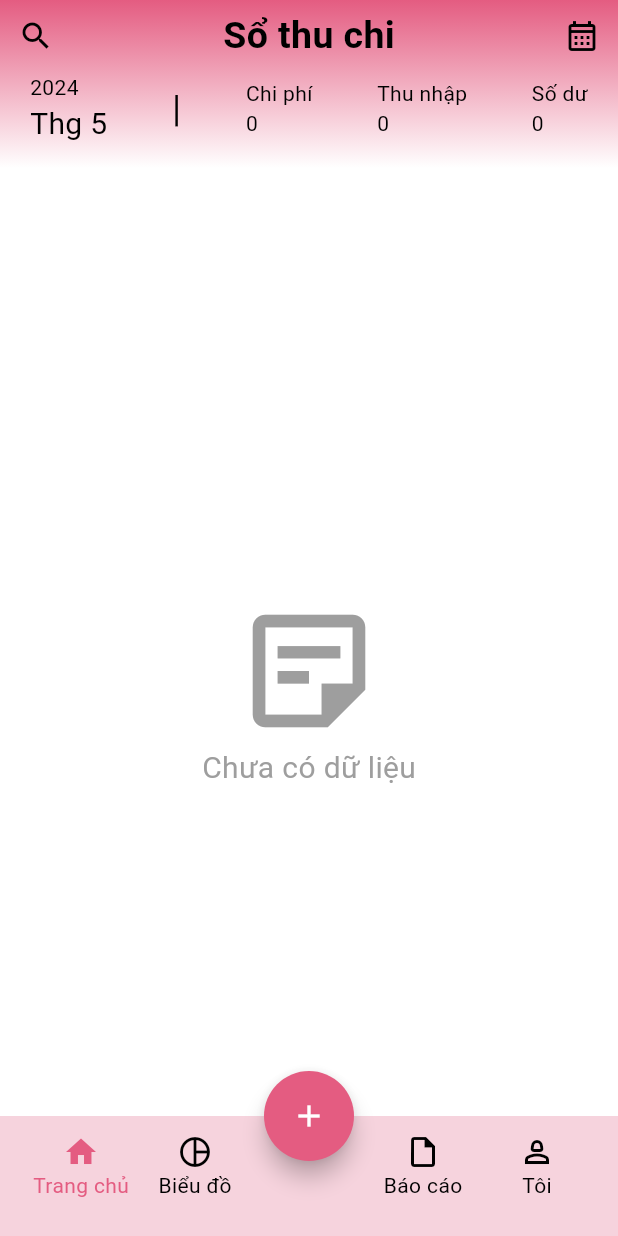
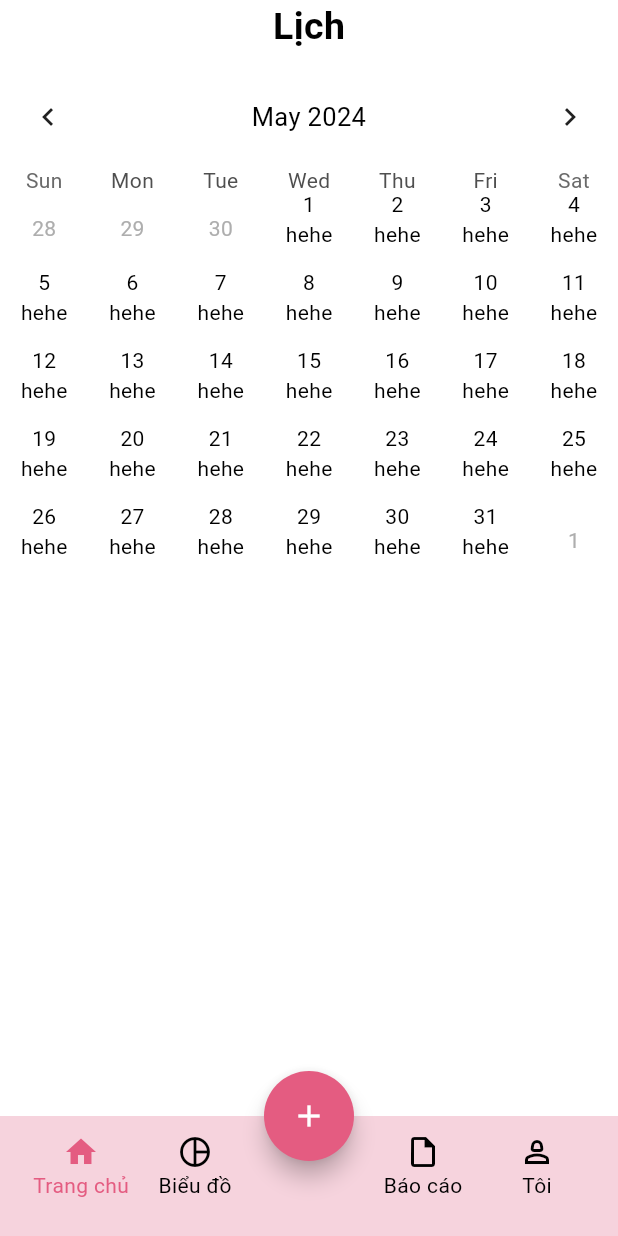
Before and after one commit to hunglydev/money_management, a Flutter app: the screen it shows after launch, swiped to page 3, on a phone screen of 412 x 824 dp. Run offline on Flutter 3.47's test engine with Material 3 defaults, Android fonts, the phone set to English and light mode, and no system bars; drawn by our look-alikes of table_calendar.

Commit message:
feat: add TableCalendar in report screen

```diff
--- a/lib/screen/dashboard.dart
+++ b/lib/screen/dashboard.dart
@@ -2,6 +2,7 @@ import 'package:flutter/material.dart';
 import 'package:money_management/constant/constant.dart';
 import 'package:money_management/screen/add_screen.dart';
 import 'package:money_management/screen/home_screen.dart';
+import 'package:money_management/screen/report_screen.dart';
 import 'package:money_management/widget/bottom_nav_item.dart';
 
 class Dashboard extends StatefulWidget {
@@ -27,7 +28,7 @@ class DashboardState extends State<Dashboard> {
   final List<Widget> _screen = [
     const HomeScreen(),
     const HomeScreen(),
-    const HomeScreen(),
+    ReportScreen(),
     const HomeScreen()
   ];
   @override
--- /dev/null
+++ b/lib/screen/report_screen.dart
@@ -0,0 +1,84 @@
+import 'package:flutter/material.dart';
+import 'package:money_management/constant/constant.dart';
+import 'package:money_management/constant/theme.dart';
+import 'package:table_calendar/table_calendar.dart';
+
+class ReportScreen extends StatefulWidget {
+  @override
+  State createState() {
+    return ReportScreenState();
+  }
+}
+
+class ReportScreenState extends State<ReportScreen> {
+  DateTime _focusedDay = DateTime.now();
+  DateTime? _selectedDay;
+  @override
+  Widget build(BuildContext context) {
+    return Column(
+      children: [
+        SizedBox(
+          height: MediaQuery.of(context).padding.top,
+        ),
+        Text(
+          "Lịch",
+          style: lightThemeData.textTheme.headlineMedium,
+        ),
+        const SizedBox(
+          height: 10,
+        ),
+        Container(
+          child: TableCalendar(
+            focusedDay: _focusedDay,
+            firstDay: DateTime(2001, 1, 1),
+            lastDay: DateTime(2030, 12, 31),
+            selectedDayPredicate: (day) {
+              return isSameDay(_selectedDay, day);
+            },
+            onDaySelected: (selectedDay, focusedDay) {
+              setState(() {
+                _selectedDay = selectedDay;
+                _focusedDay = focusedDay;
+              });
+            },
+            headerStyle: const HeaderStyle(
+              titleCentered: true,
+              formatButtonVisible: false,
+            ),
+            calendarStyle: CalendarStyle(
+              selectedDecoration: const BoxDecoration(
+                color: AppColor.primaryColor,
+              ),
+              todayDecoration: BoxDecoration(
+                color: AppColor.primaryColor.withOpacity(0.6),
+              ),
+            ),
+            calendarBuilders: CalendarBuilders(
+              defaultBuilder: (context, day, focusedDay) {
+                return SizedBox(
+                  width: 60,
+                  child: Column(
+                    children: [Text(day.day.toString()), Text("hehe")],
+                  ),
+                );
+              },
+              todayBuilder: (context, day, focusedDay) {
+                return SizedBox(
+                  width: 60,
+                  child: Column(
+                    children: [
+                      Text(
+                        focusedDay.day.toString(),
+                      ),
+                      Text("hehe")
+                    ],
+                  ),
+                );
+              },
+            ),
+          ),
+        )
+      ],
+    );
+  }
+}
--- a/pubspec.yaml
+++ b/pubspec.yaml
@@ -36,6 +36,7 @@ dependencies:
   # Use with the CupertinoIcons class for iOS style icons.
   cupertino_icons: ^1.0.6
   intl: ^0.19.0
+  table_calendar: ^3.1.1
 
 dev_dependencies:
   flutter_test:
```
Also changed, not shown: pubspec.lock.
